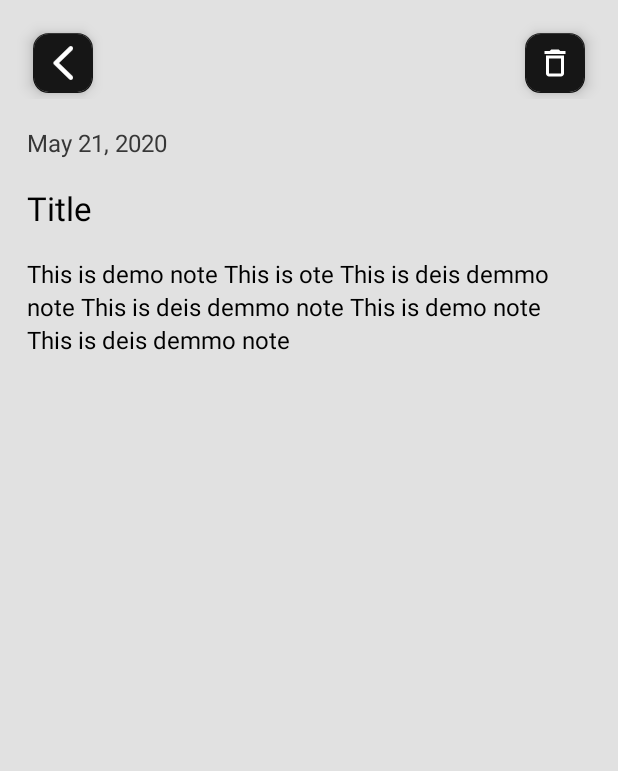
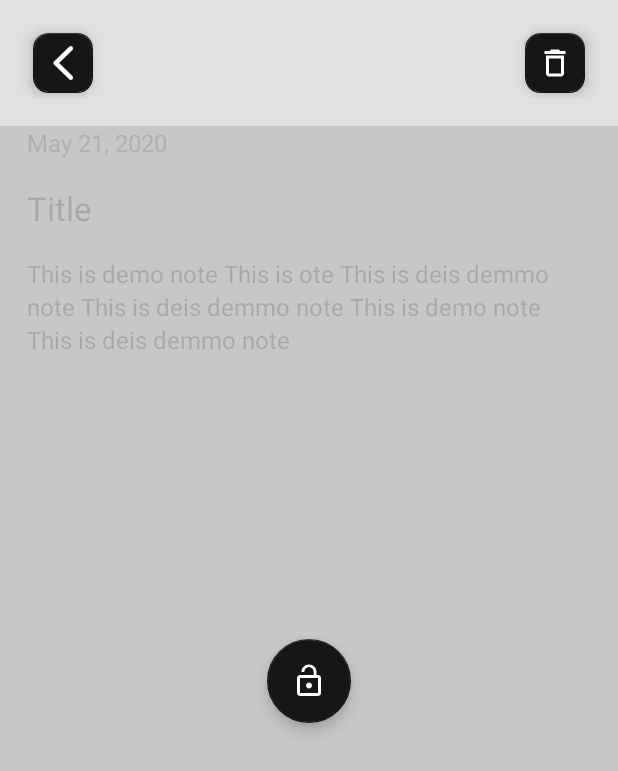
Before and after one commit to danishjamal104/notes, an Android app: the layout fragment_note.xml on its own in the app's theme, with its tools: preview values and no code run, on a phone screen of 412 x 824 dp. Shown: the top 771 px of the screen. Run offline under Robolectric (Android 15) with nearby library versions, the phone set to English and light mode, and no system bars.

Commit message:
Lock unlock UI updated for screen timeout in NoteFragment

```diff
--- a/app/src/main/java/com/github/danishjamal104/notes/ui/fragment/note/NoteFragment.kt
+++ b/app/src/main/java/com/github/danishjamal104/notes/ui/fragment/note/NoteFragment.kt
@@ -97,6 +97,11 @@ class NoteFragment : Fragment(R.layout.fragment_note) {
         }
         binding.backButton.setOnClickListener {
             findNavController().navigate(R.id.action_noteFragment_to_homeFragment)
+        }
+        binding.unlockButton.setOnClickListener {
+            performActionThroughSecuredChannel {
+                unlockData()
+            }
         }
         registerTextWatcher()
     }
@@ -199,12 +204,16 @@ class NoteFragment : Fragment(R.layout.fragment_note) {
         binding.noteTitle.disable()
     }
 
+    private fun enableEditableFields() {
+        binding.note.enable()
+        binding.noteTitle.enable()
+    }
+
     private fun handleFetchNoteSuccess(note: Note) {
         binding.progressBar.hide()
         enableButtons()
         this.note = note
         biometricPrompt()
-        setupScreenTimeout()
     }
 
     private fun handleEventResult(event: NoteState.EventResult) {
@@ -235,13 +244,17 @@ class NoteFragment : Fragment(R.layout.fragment_note) {
     private fun lockData() {
         isScreenLocked = true
         binding.saveButton.gone()
+        binding.lockScreenContainer.visible()
         disableEditableFields()
         setData(note.value, note.title)
     }
 
     // this method replaces the encoded text with the original text on screen
     private fun unlockData() {
+        setupScreenTimeout()
         isScreenLocked = false
+        binding.lockScreenContainer.gone()
+        enableEditableFields()
         setData(note.value.decodeFromBase64(), note.title)
     }
 
--- /dev/null
+++ b/app/src/main/res/drawable/ic_baseline_lock_open_24.xml
@@ -0,0 +1,5 @@
+<vector android:height="24dp" android:tint="#FFFFFF"
+    android:viewportHeight="24" android:viewportWidth="24"
+    android:width="24dp" xmlns:android="http://schemas.android.com/apk/res/android">
+    <path android:fillColor="@android:color/white" android:pathData="M12,17c1.1,0 2,-0.9 2,-2s-0.9,-2 -2,-2 -2,0.9 -2,2 0.9,2 2,2zM18,8h-1L17,6c0,-2.76 -2.24,-5 -5,-5S7,3.24 7,6h1.9c0,-1.71 1.39,-3.1 3.1,-3.1 1.71,0 3.1,1.39 3.1,3.1v2L6,8c-1.1,0 -2,0.9 -2,2v10c0,1.1 0.9,2 2,2h12c1.1,0 2,-0.9 2,-2L20,10c0,-1.1 -0.9,-2 -2,-2zM18,20L6,20L6,10h12v10z"/>
+</vector>
--- a/app/src/main/res/layout/fragment_note.xml
+++ b/app/src/main/res/layout/fragment_note.xml
@@ -124,5 +124,25 @@
         app:layout_constraintTop_toTopOf="parent"
         app:layout_constraintVertical_bias="0.84000003" />
 
+    <RelativeLayout
+        android:id="@+id/lock_screen_container"
+        android:layout_width="match_parent"
+        android:layout_height="0dp"
+        app:layout_constraintBottom_toBottomOf="parent"
+        app:layout_constraintEnd_toEndOf="parent"
+        app:layout_constraintStart_toStartOf="parent"
+        app:layout_constraintTop_toTopOf="@+id/date"
+        android:background="@color/primaryInactive">
+
+        <com.google.android.material.floatingactionbutton.FloatingActionButton
+            style="@style/Widget.App.FloatingActionButton.Circular"
+            android:id="@+id/unlock_button"
+            android:layout_width="wrap_content"
+            android:layout_height="wrap_content"
+            android:layout_centerInParent="true"
+            app:srcCompat="@drawable/ic_baseline_lock_open_24"/>
+
+    </RelativeLayout>
+
 
 </androidx.constraintlayout.widget.ConstraintLayout>
--- a/app/src/main/res/values-night/colors.xml
+++ b/app/src/main/res/values-night/colors.xml
@@ -5,6 +5,8 @@
     <color name="primaryVariant">#070706</color>
     <color name="onPrimary">#070706</color>
     <color name="primaryDark">#070706</color>
+
+    <color name="primaryInactive">#DB000000</color>
 
     <color name="secondary">#63C2D2</color>
     <color name="secondaryVariant">#63C2D2</color>
--- a/app/src/main/res/values/colors.xml
+++ b/app/src/main/res/values/colors.xml
@@ -4,6 +4,8 @@
     <color name="primaryVariant">#E1E1E1</color>
     <color name="onPrimary">#E1E1E1</color>
     <color name="primaryDark">#E1E1E1</color>
+
+    <color name="primaryInactive">#DBC3C3C3</color>
 
     <color name="secondary">#63C2D2</color>
     <color name="secondaryVariant">#63C2D2</color>
```
